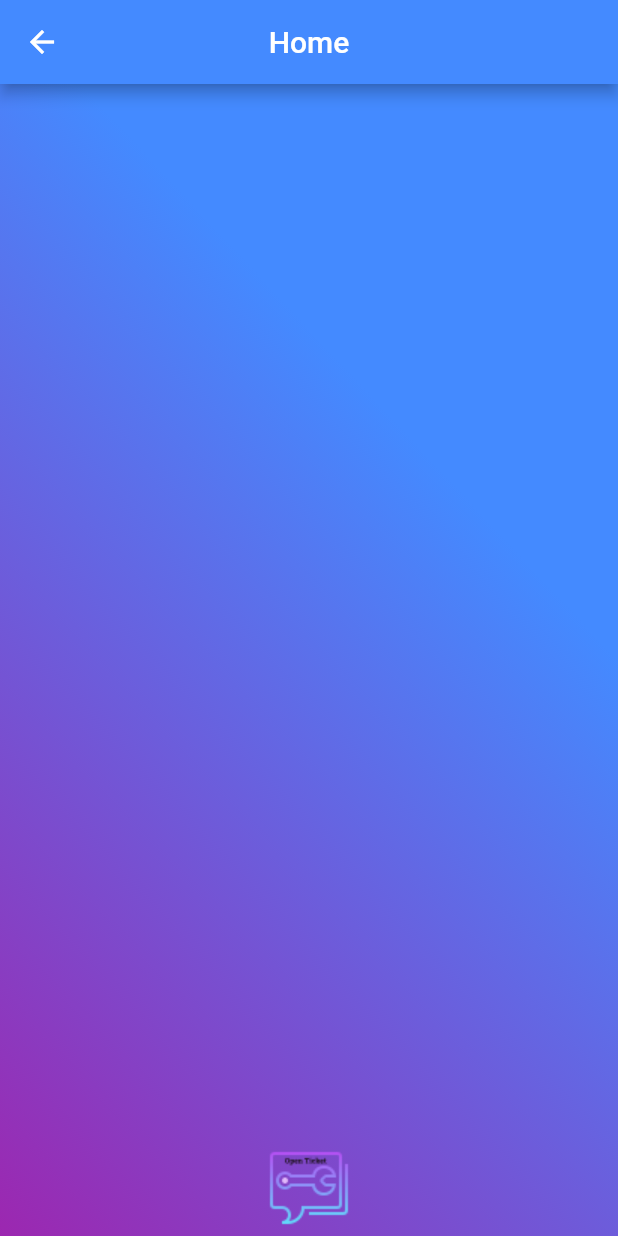
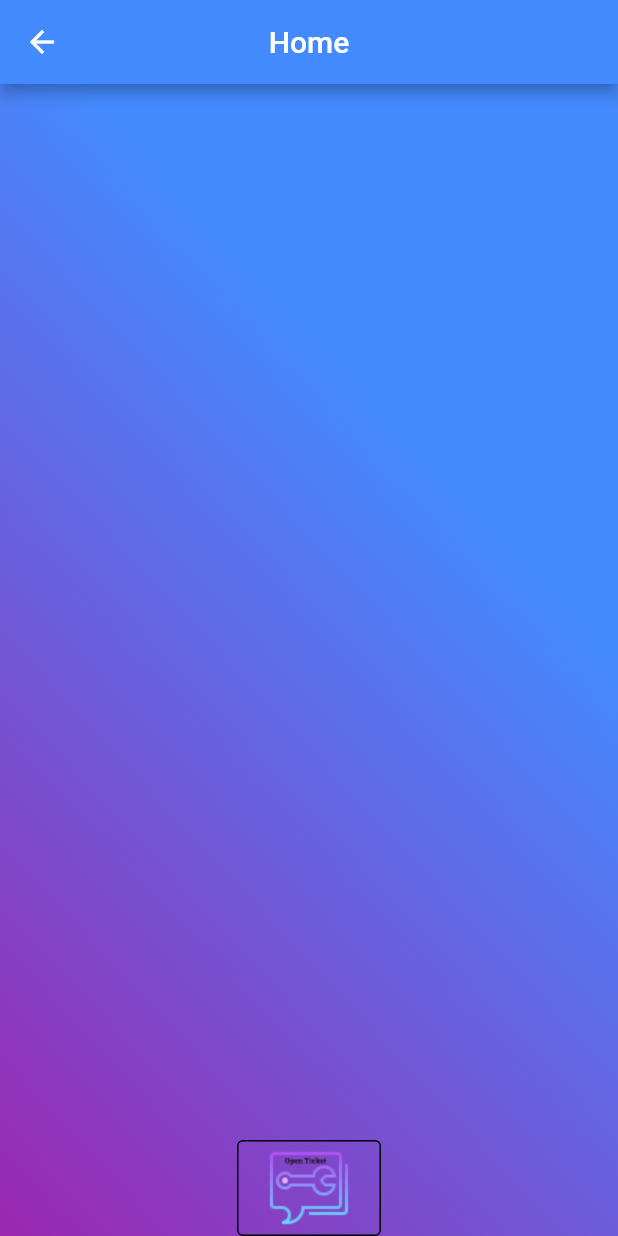
Before and after one commit to cayubweeums/Ticket-Manager, a Flutter app: the screen it shows after launch, after a tap on "LOGIN", on a phone screen of 412 x 824 dp. Run offline on Flutter 3.47's test engine with Material 2 defaults, Android fonts, the phone set to English and light mode, and no system bars; our stand-ins replace firebase_auth, firebase_core, firebase_database; accounts and stored records are empty; network calls fail.

Commit message:
change button so looks more like a button on homepage

```diff
--- a/ticket_manager/lib/Pages/home_page.dart
+++ b/ticket_manager/lib/Pages/home_page.dart
@@ -6,7 +6,6 @@ import 'package:ticket_manager/Pages/add_ticket_page.dart';
 import 'package:ticket_manager/Services/database.dart';
 import 'package:ticket_manager/Widgets/text_field.dart';
 import 'package:ticket_manager/Widgets/ticket_list.dart';
-
 
 class HomePage extends StatefulWidget {
   final String userName;
@@ -49,6 +48,7 @@ class HomePageState extends State<HomePage> {
               children: <Widget>[
                 Expanded(child: TicketList(this.tickets, widget.userName)),
                 FlatButton(
+                  highlightColor: Colors.redAccent,
                   onPressed: () {
                     Navigator.push(
                       context,
@@ -58,11 +58,11 @@ class HomePageState extends State<HomePage> {
                     );
                   },
                   child: Image.asset('assets/icon/service.png'),
-                  splashColor: Colors.purpleAccent,
+                  shape: OutlineInputBorder(),
                 )
-              ],
+              ]),
         ),
       ),
-        ));
+    );
   }
 }
--- a/ticket_manager/lib/Pages/login_page.dart
+++ b/ticket_manager/lib/Pages/login_page.dart
@@ -52,7 +52,7 @@ class _LoginPageState extends State<LoginPage> {
     this.userName = controllerOne.text;
     this.user = _authService.signInAnonymously();
     Navigator.push(context,
-        MaterialPageRoute(builder: (context) => HomePage(userName,user)));
+        MaterialPageRoute(builder: (context) => HomePage(userName, user)));
   }
 
   void devlogin() {
@@ -128,7 +128,7 @@ class _LoginPageState extends State<LoginPage> {
   Widget _devlogin() {
     return Container(
       padding: EdgeInsets.symmetric(vertical: 25.0),
-      width: double.infinity,
+      width: 200,
       child: RaisedButton(
         elevation: 1.0,
         onPressed: this.devlogin,
```
Lines whose indentation alone changed are shown as unchanged.
